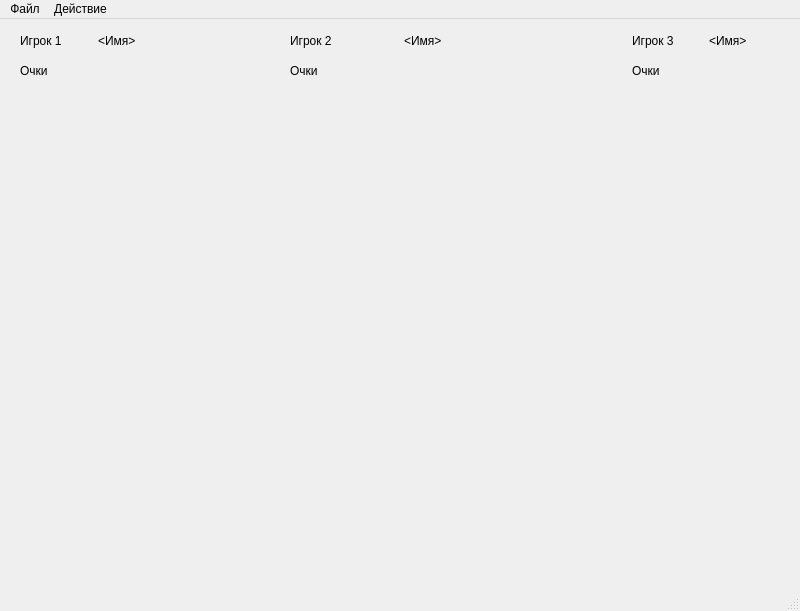
This is game/chess1v3/mainwindow.ui in RadomirZnosok/JCRPO as Qt 5 draws it before an edit. The edited form follows.
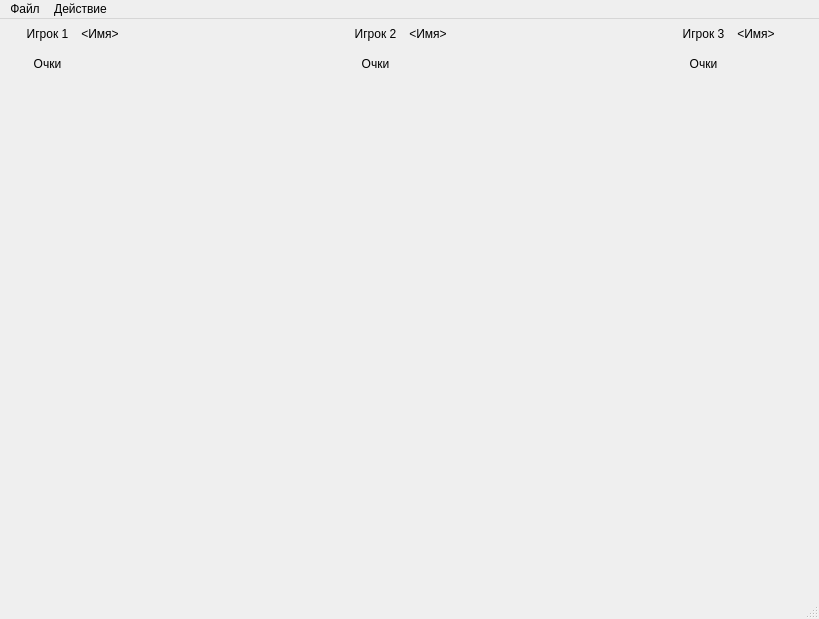
This is the edited form. Icons and pictures are not drawn.

```diff
--- a/game/chess1v3/mainwindow.ui
+++ b/game/chess1v3/mainwindow.ui
@@ -6,8 +6,8 @@
    <rect>
     <x>0</x>
     <y>0</y>
-    <width>800</width>
-    <height>611</height>
+    <width>819</width>
+    <height>619</height>
    </rect>
   </property>
   <property name="minimumSize">
@@ -23,155 +23,310 @@
    <widget class="QWidget" name="gridLayoutWidget_4">
     <property name="geometry">
      <rect>
-      <x>20</x>
-      <y>10</y>
-      <width>761</width>
-      <height>558</height>
+      <x>10</x>
+      <y>0</y>
+      <width>781</width>
+      <height>571</height>
      </rect>
     </property>
-    <layout class="QGridLayout" name="gridLayout_4" rowstretch="1,1,1,1,1" columnstretch="1,1,1,1,1,1,1,1" rowminimumheight="0,0,0,0,0">
-     <item row="0" column="2" rowspan="2">
-      <spacer name="horizontalSpacer">
+    <layout class="QGridLayout" name="gridLayout_4" rowstretch="1,0,0,0,0" columnstretch="1,0,0,0,0,0,0,0,0,0,0">
+     <property name="topMargin">
+      <number>0</number>
+     </property>
+     <property name="spacing">
+      <number>0</number>
+     </property>
+     <item row="0" column="0" rowspan="2">
+      <spacer name="horizontalSpacer_5">
        <property name="orientation">
         <enum>Qt::Horizontal</enum>
        </property>
+       <property name="sizeType">
+        <enum>QSizePolicy::Fixed</enum>
+       </property>
        <property name="sizeHint" stdset="0">
         <size>
-         <width>40</width>
+         <width>10</width>
          <height>20</height>
         </size>
        </property>
       </spacer>
      </item>
+     <item row="0" column="10" rowspan="2">
+      <spacer name="horizontalSpacer_6">
+       <property name="orientation">
+        <enum>Qt::Horizontal</enum>
+       </property>
+       <property name="sizeType">
+        <enum>QSizePolicy::Fixed</enum>
+       </property>
+       <property name="sizeHint" stdset="0">
+        <size>
+         <width>10</width>
+         <height>20</height>
+        </size>
+       </property>
+      </spacer>
+     </item>
+     <item row="1" column="4" colspan="2">
+      <widget class="QLabel" name="label_5">
+       <property name="text">
+        <string>Очки</string>
+       </property>
+       <property name="alignment">
+        <set>Qt::AlignCenter</set>
+       </property>
+      </widget>
+     </item>
+     <item row="0" column="2">
+      <widget class="QLabel" name="l_PName1">
+       <property name="text">
+        <string>&lt;Имя&gt;</string>
+       </property>
+       <property name="alignment">
+        <set>Qt::AlignCenter</set>
+       </property>
+      </widget>
+     </item>
+     <item row="1" column="9">
+      <widget class="QLabel" name="l_PScore3">
+       <property name="minimumSize">
+        <size>
+         <width>50</width>
+         <height>0</height>
+        </size>
+       </property>
+       <property name="text">
+        <string/>
+       </property>
+       <property name="alignment">
+        <set>Qt::AlignCenter</set>
+       </property>
+      </widget>
+     </item>
+     <item row="1" column="8">
+      <widget class="QLabel" name="label_11">
+       <property name="text">
+        <string>Очки</string>
+       </property>
+       <property name="alignment">
+        <set>Qt::AlignCenter</set>
+       </property>
+      </widget>
+     </item>
+     <item row="1" column="6">
+      <widget class="QLabel" name="l_PScore2">
+       <property name="minimumSize">
+        <size>
+         <width>50</width>
+         <height>0</height>
+        </size>
+       </property>
+       <property name="text">
+        <string/>
+       </property>
+       <property name="alignment">
+        <set>Qt::AlignCenter</set>
+       </property>
+      </widget>
+     </item>
+     <item row="0" column="1">
+      <widget class="QLabel" name="label_6">
+       <property name="minimumSize">
+        <size>
+         <width>55</width>
+         <height>30</height>
+        </size>
+       </property>
+       <property name="maximumSize">
+        <size>
+         <width>16777215</width>
+         <height>30</height>
+        </size>
+       </property>
+       <property name="text">
+        <string>Игрок 1</string>
+       </property>
+       <property name="alignment">
+        <set>Qt::AlignCenter</set>
+       </property>
+      </widget>
+     </item>
      <item row="0" column="6">
+      <widget class="QLabel" name="l_PName2">
+       <property name="text">
+        <string>&lt;Имя&gt;</string>
+       </property>
+       <property name="alignment">
+        <set>Qt::AlignCenter</set>
+       </property>
+      </widget>
+     </item>
+     <item row="4" column="0" colspan="11">
+      <spacer name="verticalSpacer_2">
+       <property name="orientation">
+        <enum>Qt::Vertical</enum>
+       </property>
+       <property name="sizeType">
+        <enum>QSizePolicy::Fixed</enum>
+       </property>
+       <property name="sizeHint" stdset="0">
+        <size>
+         <width>20</width>
+         <height>10</height>
+        </size>
+       </property>
+      </spacer>
+     </item>
+     <item row="0" column="7" rowspan="2">
+      <spacer name="horizontalSpacer_2">
+       <property name="orientation">
+        <enum>Qt::Horizontal</enum>
+       </property>
+       <property name="sizeType">
+        <enum>QSizePolicy::Expanding</enum>
+       </property>
+       <property name="sizeHint" stdset="0">
+        <size>
+         <width>20</width>
+         <height>20</height>
+        </size>
+       </property>
+      </spacer>
+     </item>
+     <item row="0" column="8">
       <widget class="QLabel" name="label_9">
+       <property name="minimumSize">
+        <size>
+         <width>55</width>
+         <height>0</height>
+        </size>
+       </property>
        <property name="text">
         <string>Игрок 3</string>
        </property>
-      </widget>
-     </item>
-     <item row="2" column="0" colspan="8">
-      <spacer name="verticalSpacer_2">
-       <property name="orientation">
-        <enum>Qt::Vertical</enum>
+       <property name="alignment">
+        <set>Qt::AlignCenter</set>
        </property>
-       <property name="sizeHint" stdset="0">
-        <size>
-         <width>20</width>
-         <height>40</height>
-        </size>
-       </property>
-      </spacer>
-     </item>
-     <item row="1" column="4">
-      <widget class="QLabel" name="l_PScore2">
-       <property name="text">
-        <string/>
-       </property>
       </widget>
      </item>
-     <item row="4" column="0" colspan="8">
+     <item row="2" column="0" colspan="11">
       <spacer name="verticalSpacer">
        <property name="orientation">
         <enum>Qt::Vertical</enum>
        </property>
+       <property name="sizeType">
+        <enum>QSizePolicy::Fixed</enum>
+       </property>
        <property name="sizeHint" stdset="0">
         <size>
          <width>20</width>
-         <height>40</height>
+         <height>20</height>
         </size>
        </property>
       </spacer>
      </item>
-     <item row="1" column="6">
-      <widget class="QLabel" name="label_11">
-       <property name="text">
-        <string>Очки</string>
+     <item row="0" column="3" rowspan="2">
+      <spacer name="horizontalSpacer">
+       <property name="orientation">
+        <enum>Qt::Horizontal</enum>
        </property>
-      </widget>
-     </item>
-     <item row="0" column="4">
-      <widget class="QLabel" name="l_PName2">
-       <property name="text">
-        <string>&lt;Имя&gt;</string>
+       <property name="sizeType">
+        <enum>QSizePolicy::Expanding</enum>
        </property>
-      </widget>
-     </item>
-     <item row="0" column="3">
-      <widget class="QLabel" name="label">
-       <property name="text">
-        <string>Игрок 2</string>
+       <property name="sizeHint" stdset="0">
+        <size>
+         <width>20</width>
+         <height>20</height>
+        </size>
        </property>
-      </widget>
+      </spacer>
      </item>
-     <item row="1" column="0">
-      <widget class="QLabel" name="label_8">
-       <property name="text">
-        <string>Очки</string>
-       </property>
-      </widget>
-     </item>
-     <item row="1" column="7">
-      <widget class="QLabel" name="l_PScore3">
-       <property name="text">
-        <string/>
-       </property>
-      </widget>
-     </item>
-     <item row="1" column="1">
+     <item row="1" column="2">
       <widget class="QLabel" name="l_PScore1">
+       <property name="minimumSize">
+        <size>
+         <width>50</width>
+         <height>0</height>
+        </size>
+       </property>
        <property name="text">
         <string/>
        </property>
+       <property name="alignment">
+        <set>Qt::AlignCenter</set>
+       </property>
       </widget>
      </item>
-     <item row="0" column="7">
+     <item row="1" column="1">
+      <widget class="QLabel" name="label_8">
+       <property name="minimumSize">
+        <size>
+         <width>10</width>
+         <height>30</height>
+        </size>
+       </property>
+       <property name="maximumSize">
+        <size>
+         <width>16777215</width>
+         <height>30</height>
+        </size>
+       </property>
+       <property name="text">
+        <string>Очки</string>
+       </property>
+       <property name="alignment">
+        <set>Qt::AlignCenter</set>
+       </property>
+      </widget>
+     </item>
+     <item row="0" column="9">
       <widget class="QLabel" name="l_PName3">
        <property name="text">
         <string>&lt;Имя&gt;</string>
        </property>
-      </widget>
-     </item>
-     <item row="0" column="0">
-      <widget class="QLabel" name="label_6">
-       <property name="text">
-        <string>Игрок 1</string>
+       <property name="alignment">
+        <set>Qt::AlignCenter</set>
        </property>
       </widget>
      </item>
-     <item row="1" column="3">
-      <widget class="QLabel" name="label_5">
-       <property name="text">
-        <string>Очки</string>
-       </property>
-      </widget>
-     </item>
-     <item row="0" column="1">
-      <widget class="QLabel" name="l_PName1">
-       <property name="text">
-        <string>&lt;Имя&gt;</string>
-       </property>
-      </widget>
-     </item>
-     <item row="0" column="5" rowspan="2">
-      <spacer name="horizontalSpacer_3">
-       <property name="orientation">
-        <enum>Qt::Horizontal</enum>
-       </property>
-       <property name="sizeHint" stdset="0">
+     <item row="0" column="4" colspan="2">
+      <widget class="QLabel" name="label">
+       <property name="minimumSize">
         <size>
-         <width>40</width>
-         <height>20</height>
+         <width>55</width>
+         <height>0</height>
         </size>
        </property>
-      </spacer>
+       <property name="text">
+        <string>Игрок 2</string>
+       </property>
+       <property name="alignment">
+        <set>Qt::AlignCenter</set>
+       </property>
+      </widget>
      </item>
-     <item row="3" column="2" colspan="4">
+     <item row="3" column="3" colspan="5">
       <widget class="QLabel" name="label_2">
+       <property name="enabled">
+        <bool>true</bool>
+       </property>
        <property name="minimumSize">
         <size>
-         <width>450</width>
-         <height>450</height>
+         <width>329</width>
+         <height>380</height>
+        </size>
+       </property>
+       <property name="sizeIncrement">
+        <size>
+         <width>1</width>
+         <height>0</height>
+        </size>
+       </property>
+       <property name="baseSize">
+        <size>
+         <width>329</width>
+         <height>380</height>
         </size>
        </property>
        <property name="text">
@@ -183,34 +338,14 @@
        <property name="scaledContents">
         <bool>true</bool>
        </property>
+       <property name="alignment">
+        <set>Qt::AlignCenter</set>
+       </property>
+       <property name="wordWrap">
+        <bool>false</bool>
+       </property>
       </widget>
      </item>
-     <item row="3" column="0">
-      <spacer name="horizontalSpacer_2">
-       <property name="orientation">
-        <enum>Qt::Horizontal</enum>
-       </property>
-       <property name="sizeHint" stdset="0">
-        <size>
-         <width>40</width>
-         <height>20</height>
-        </size>
-       </property>
-      </spacer>
-     </item>
-     <item row="3" column="7">
-      <spacer name="horizontalSpacer_4">
-       <property name="orientation">
-        <enum>Qt::Horizontal</enum>
-       </property>
-       <property name="sizeHint" stdset="0">
-        <size>
-         <width>40</width>
-         <height>20</height>
-        </size>
-       </property>
-      </spacer>
-     </item>
     </layout>
    </widget>
   </widget>
@@ -219,7 +354,7 @@
     <rect>
      <x>0</x>
      <y>0</y>
-     <width>800</width>
+     <width>819</width>
      <height>21</height>
     </rect>
    </property>
```
Left out of the diff: 2 changed lines with no effect on the pictures.
